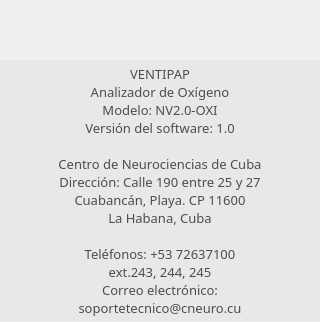
Before: the Qt Designer form aboutscreen.ui in jgpbwork/VentiPAPCNEURO, drawn with Qt 5.
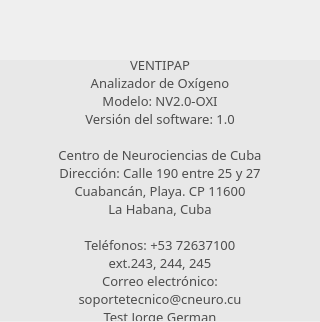
After: the same form once the commit is applied. Icons and pictures are not drawn. Custom widgets are drawn as their Qt base class.

Commit message: Esto es una prueba

```diff
--- a/aboutscreen.ui
+++ b/aboutscreen.ui
@@ -78,7 +78,8 @@
 Teléfonos: +53 72637100
 ext.243, 244, 245
 Correo electrónico:
-soportetecnico@cneuro.cu</string>
+soportetecnico@cneuro.cu
+Test Jorge German</string>
     </property>
     <property name="alignment">
      <set>Qt::AlignCenter</set>
```
